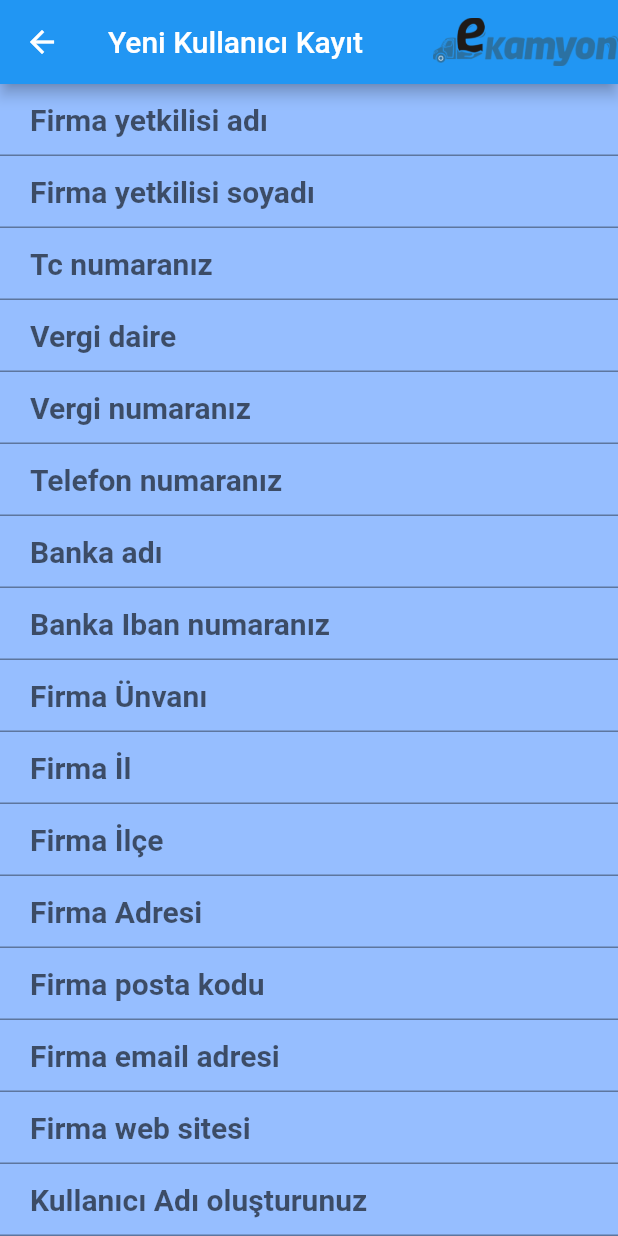
After one commit to cgrbyk/eKamyon, a Flutter app: the KayitFirma screen opened directly, on a phone screen of 412 x 824 dp. The commit adds this screen. Run offline on Flutter 3.47's test engine with Material 2 defaults, Android fonts, the phone set to English and light mode, and no system bars; Roboto replaces fonts that are missing (Montserrat).

Commit message:
yapildi bisiler

```diff
--- /dev/null
+++ b/lib/KayitFirma.dart
@@ -0,0 +1,299 @@
+import 'dart:async';
+import 'package:flutter/material.dart';
+import 'database.dart';
+
+class KayitFirma extends StatefulWidget {
+  @override
+  KayitFirmaEkrani createState() => KayitFirmaEkrani();
+}
+
+class KayitFirmaEkrani extends State<KayitFirma> {
+  TextEditingController firmayetkiliadController = new TextEditingController();
+  TextEditingController firmayetkilisoyadController =
+      new TextEditingController();
+  TextEditingController tcNoController = new TextEditingController();
+  TextEditingController vergiDaireController = new TextEditingController();
+  TextEditingController vergiNumaraController = new TextEditingController();
+  TextEditingController telNoController = new TextEditingController();
+  TextEditingController bankaAdiController = new TextEditingController();
+  TextEditingController bankaIbanNoController = new TextEditingController();
+  TextEditingController firmaUnvaniController = new TextEditingController();
+  TextEditingController firmaIlController = new TextEditingController();
+  TextEditingController firmaIlceController = new TextEditingController();
+  TextEditingController firmaAdresiController = new TextEditingController();
+  TextEditingController postaKoduController = new TextEditingController();
+  TextEditingController ePostaAdresController = new TextEditingController();
+  TextEditingController firmaWebSitesiController = new TextEditingController();
+  TextEditingController kullaniciAdiController = new TextEditingController();
+  TextEditingController sifre1Controller = new TextEditingController();
+  TextEditingController sifre2Controller = new TextEditingController();
+
+  FocusNode firmayetkiliadFocusNode = new FocusNode();
+  FocusNode firmayetkilisoyadFocusNode = new FocusNode();
+  FocusNode tcNoFocusNode = new FocusNode();
+  FocusNode vergiDaireFocusNode = new FocusNode();
+  FocusNode vergiNumaraFocusNode = new FocusNode();
+  FocusNode telNoFocusNode = new FocusNode();
+  FocusNode bankaAdiFocusNode = new FocusNode();
+  FocusNode bankaIbanNoFocusNode = new FocusNode();
+  FocusNode firmaUnvaniFocusNode = new FocusNode();
+  FocusNode firmaIlFocusNode = new FocusNode();
+  FocusNode firmaIlceFocusNode = new FocusNode();
+  FocusNode firmaAdresiFocusNode = new FocusNode();
+  FocusNode postaKoduFocusNode = new FocusNode();
+  FocusNode ePostaAdresFocusNode = new FocusNode();
+  FocusNode firmaWebSitesiFocusNode = new FocusNode();
+  FocusNode kullaniciAdiFocusNode = new FocusNode();
+  FocusNode sifre1FocusNode = new FocusNode();
+  FocusNode sifre2FocusNode = new FocusNode();
+
+  bool ischecked = false;
+  Database _database = new Database();
+
+  void _showDialog(String title, String message) {
+    showDialog(
+      context: context,
+      builder: (BuildContext context) {
+        // return object of type Dialog
+        return AlertDialog(
+          title: new Text(title),
+          content: new Text(message),
+          actions: <Widget>[
+            new FlatButton(
+              child: new Text("Kapat"),
+              onPressed: () {
+                Navigator.of(context).pop();
+              },
+            ),
+          ],
+        );
+      },
+    );
+  }
+
+  Widget customTextBox(
+      TextInputType type,
+      String placeholder,
+      TextEditingController controller,
+      TextInputAction action,
+      FocusNode ownFocus,
+      FocusNode tofocus,
+      bool password
+      ) {
+    return TextField(
+      focusNode: ownFocus,
+      obscureText: password,
+      keyboardType: type,
+      autofocus: false,
+      decoration: InputDecoration(
+        hintText: placeholder,
+        contentPadding: EdgeInsets.fromLTRB(20.0, 10.0, 20.0, 10.0),
+      ),
+      controller: controller,
+      textInputAction: action,
+      onSubmitted: (String s) {
+        FocusScope.of(context).requestFocus(tofocus);
+      },
+      style: TextStyle(
+          fontWeight: FontWeight.bold, fontFamily: 'Montserrat', fontSize: 20),
+    );
+  }
+
+  @override
+  Widget build(BuildContext context) {
+    return Scaffold(
+      appBar: AppBar(
+        title: Text('Yeni Kullanıcı Kayıt'),
+        actions: <Widget>[
+          SizedBox(
+              width: MediaQuery.of(context).size.width * 0.30,
+              child: Image.asset('images/logoson.png'))
+        ],
+      ),
+      body: Container(
+        decoration: BoxDecoration(color: Color(0xFF96beff)),
+        child: ListView(
+          children: <Widget>[
+            customTextBox(
+                TextInputType.text,
+                "Firma yetkilisi adı",
+                firmayetkiliadController,
+                TextInputAction.next,
+                null,
+                firmayetkilisoyadFocusNode,false),
+            customTextBox(
+                TextInputType.text,
+                "Firma yetkilisi soyadı",
+                firmayetkilisoyadController,
+                TextInputAction.next,
+                firmayetkilisoyadFocusNode,
+                tcNoFocusNode,false),
+            customTextBox(TextInputType.text, "Tc numaranız", tcNoController,
+                TextInputAction.next, tcNoFocusNode, vergiDaireFocusNode,false),
+            customTextBox(
+                TextInputType.text,
+                "Vergi daire",
+                vergiDaireController,
+                TextInputAction.next,
+                vergiDaireFocusNode,
+                vergiNumaraFocusNode,false),
+            customTextBox(
+                TextInputType.number,
+                "Vergi numaranız",
+                vergiNumaraController,
+                TextInputAction.next,
+                vergiNumaraFocusNode,
+                telNoFocusNode,false),
+            customTextBox(
+                TextInputType.number,
+                "Telefon numaranız",
+                telNoController,
+                TextInputAction.next,
+                telNoFocusNode,
+                bankaAdiFocusNode,false),
+            customTextBox(TextInputType.text, "Banka adı", bankaAdiController,
+                TextInputAction.next, bankaAdiFocusNode, bankaIbanNoFocusNode,false),
+            customTextBox(
+                TextInputType.text,
+                "Banka Iban numaranız",
+                bankaIbanNoController,
+                TextInputAction.next,
+                bankaIbanNoFocusNode,
+                firmaUnvaniFocusNode,false),
+            customTextBox(
+                TextInputType.text,
+                "Firma Ünvanı",
+                firmaUnvaniController,
+                TextInputAction.next,
+                firmaUnvaniFocusNode,
+                firmaIlFocusNode,false),
+            customTextBox(TextInputType.text, "Firma İl", firmaIlController,
+                TextInputAction.next, firmaIlFocusNode, firmaIlceFocusNode,false),
+            customTextBox(TextInputType.text, "Firma İlçe", firmaIlceController,
+                TextInputAction.next, firmaIlceFocusNode, firmaAdresiFocusNode,false),
+            customTextBox(
+                TextInputType.text,
+                "Firma Adresi",
+                firmaAdresiController,
+                TextInputAction.next,
+                firmaAdresiFocusNode,
+                postaKoduFocusNode,false),
+            customTextBox(
+                TextInputType.number,
+                "Firma posta kodu",
+                postaKoduController,
+                TextInputAction.next,
+                postaKoduFocusNode,
+                ePostaAdresFocusNode,false),
+            customTextBox(
+                TextInputType.emailAddress,
+                "Firma email adresi",
+                ePostaAdresController,
+                TextInputAction.next,
+                ePostaAdresFocusNode,
+                firmaWebSitesiFocusNode,false),
+            customTextBox(
+                TextInputType.text,
+                "Firma web sitesi",
+                firmaWebSitesiController,
+                TextInputAction.next,
+                firmaWebSitesiFocusNode,
+                kullaniciAdiFocusNode,false),
+            customTextBox(
+                TextInputType.text,
+                "Kullanıcı Adı oluşturunuz",
+                kullaniciAdiController,
+                TextInputAction.next,
+                kullaniciAdiFocusNode,
+                sifre1FocusNode,false),
+            customTextBox(
+                TextInputType.text,
+                "Bir şifre oluşturunuz",
+                sifre1Controller,
+                TextInputAction.next,
+                sifre1FocusNode,
+                sifre2FocusNode,true),
+            customTextBox(
+                TextInputType.text,
+                "Tekrar şifrenizi giriniz",
+                sifre2Controller,
+                TextInputAction.next,
+                sifre2FocusNode,
+                new FocusNode(),true),
+            Center(
+              child: FlatButton(
+                child: Text("Kullanıcı sözleşmesini buradan okuyabilirsiniz",
+                    style: TextStyle(
+                        color: Colors.red, fontWeight: FontWeight.bold)),
+                onPressed: () {
+                  //tarayıcıdan sözleşme açılacak
+                },
+              ),
+            ),
+            CheckboxListTile(
+              value: ischecked,
+              onChanged: (bool changestate) {
+                setState(() {
+                  ischecked = changestate;
+                });
+              },
+              title: Text(
+                "Gizlilik sözleşmesini okudum ve kabul ediyorum",
+                style: TextStyle(fontSize: 14),
+              ),
+              subtitle: Text(
+                "Üye olabilmek için gizlilik sözleşmesini kabul etmelisiniz",
+                style: TextStyle(fontSize: 10),
+              ),
+            ),
+            SizedBox(
+              width: MediaQuery.of(context).size.width * 0.6,
+              height: MediaQuery.of(context).size.height * 0.08,
+              child: RaisedButton(
+                  child: new Text(
+                    "Kayıt",
+                    textScaleFactor: 2,
+                  ),
+                  onPressed: () {
+                    //Kullanıcı Kayıt kodu
+                    if (tcNoController.text.isEmpty ||
+                        vergiDaireController.text.isEmpty ||
+                        vergiNumaraController.text.isEmpty ||
+                        telNoController.text.isEmpty ||
+                        bankaAdiController.text.isEmpty ||
+                        bankaIbanNoController.text.isEmpty ||
+                        firmaUnvaniController.text.isEmpty ||
+                        firmaIlController.text.isEmpty ||
+                        firmaIlceController.text.isEmpty ||
+                        firmaAdresiController.text.isEmpty ||
+                        postaKoduController.text.isEmpty ||
+                        ePostaAdresController.text.isEmpty ||
+                        firmaWebSitesiController.text.isEmpty ||
+                        kullaniciAdiController.text.isEmpty ||
+                        sifre1Controller.text.isEmpty ||
+                        sifre2Controller.text.isEmpty)
+                      _showDialog("Boş alan var",
+                          "Kullanıcı kaydı yapabilmek için bütün alanları doldurmanız gerekmektedir.");
+                    else {
+                      if (sifre1Controller.text != sifre2Controller.text) {
+                        _showDialog("Şifreler aynı olmalıdır",
+                            "Girmiş olduğunuz şifreler birbiri ile aynı değil lütfen kontrol edin");
+                      } else {
+                        if (!ischecked)
+                          _showDialog("Gizlilik sözleşmesi",
+                              "kayıt olmak için gizlilik sözleşmesini kabul etmek zorundasınız");
+                        else {
+                          //kayıt işlemi
+                        }
+                      }
+                    }
+                  },
+                  shape: new RoundedRectangleBorder(
+                      borderRadius: new BorderRadius.circular(30.0))),
+            ),
+          ],
+        ),
+      ),
+    );
+  }
+}
--- /dev/null
+++ b/lib/aktifKullaniciBilgileri.dart
@@ -0,0 +1,105 @@
+import 'metadata.dart';
+
+class AktifKullaniciBilgileri {
+  static String _firmaKodu;
+  static String _firmaAdi;
+  static String _firmaEposta;
+  static String _firmaSifresi;
+  static String _firmaTitresim;
+  static String _firmaSesli;
+  static String _firmaWebSitesi;
+  static String _firmaUnvani;
+  static String _firmaIl;
+  static String _firmaIlce;
+  static String _firmaAdres;
+  static String _firmaVergiDairesi;
+  static String _firmaVergiNo;
+  static String _firmaAracSayisi;
+  static String _firmaPersonelSayisi;
+  static String _firmaBelgeler;
+  static String _firmaKacYildirFaaliyette;
+  static String _firmaSabitTel;
+  static String _firmaCepTel;
+  static String _firmaBankaBir;
+  static String _firmaIbanBir;
+  static String _firmaBankaIki;
+  static String _firmaIbanIki;
+  static String _firmaBankaUc;
+  static String _firmaIbanUc;
+
+  static String _musteriKodu;
+  static String _musteriKullaniciAdi;
+  static String _musteriAdi;
+  static String _musteriSoyadi;
+  static String _musteriTcNo;
+  static String _musteriTelNo;
+  static String _musteriAdresi;
+  static String _musteriEposta;
+  static String _musteriSifresi;
+  static String _musteriTitresim;
+  static String _musteriSesli;
+
+  static String _adminKodu;
+  static String _adminAdi;
+  static String _adminAdresi;
+  static String _adminSifresi;
+  static String _adminTitresim;
+  static String _adminSesli;
+  static String _adminEposta;
+
+  static String aktifKullaniciVerisiDoldur(List<Metadata> gelenveri) {
+    String tur;
+    for (Metadata md in gelenveri)
+      if (md.metakey == "wp_capabilities") {
+        if (md.metavalue.lastIndexOf("firma") != -1) {
+          tur = "firma";
+          break;
+        } else if (md.metavalue.lastIndexOf("musteri") != -1) {
+          tur = "musteri";
+          break;
+        } else {
+          tur = "admin";
+          break;
+        }
+      }
+    if (tur == "musteri") {
+      _musteriKullaniciAdi = getMetaValue("nickname", gelenveri);
+      _musteriAdi = getMetaValue("first_name", gelenveri);
+      _musteriAdresi = getMetaValue("musteri-adres", gelenveri);
+      _musteriSoyadi = getMetaValue("last_name", gelenveri);
+      _musteriTcNo = getMetaValue("musteri-tc-kimlik-no", gelenveri);
+      _musteriTelNo = getMetaValue("musteri-iletisim-tel", gelenveri);
+    } else if (tur == "firma") {
+      _firmaAdi = getMetaValue("firma_unvan", gelenveri);
+      _firmaAdres = getMetaValue("firma_adres", gelenveri);
+      _firmaUnvani = getMetaValue("firma_unvan", gelenveri);
+      _firmaIl = getMetaValue("firma_il", gelenveri);
+      _firmaIlce = getMetaValue("firma_ilce", gelenveri);
+      _firmaVergiDairesi = getMetaValue("firma_vergi_dairesi", gelenveri);
+      _firmaVergiNo = getMetaValue("firma_vergi_no", gelenveri);
+      _firmaAracSayisi = getMetaValue("firma_arac_sayisi", gelenveri);
+      _firmaPersonelSayisi = getMetaValue("firma_personel_sayisi", gelenveri);
+      _firmaKacYildirFaaliyette =
+          getMetaValue("firma_kac_yildir_faliyette", gelenveri);
+      _firmaSabitTel = getMetaValue("firma_sabit_tel", gelenveri);
+      _firmaCepTel = getMetaValue("firma_cep_telefonu", gelenveri);
+      _firmaBankaBir = getMetaValue("firma_banka_adi_bir", gelenveri);
+      _firmaBankaIki = getMetaValue("firma_banka_adi_iki", gelenveri);
+      _firmaBankaUc = getMetaValue("firma_banka_adi_uc", gelenveri);
+      _firmaWebSitesi = getMetaValue("firma_web_sitesi", gelenveri);
+      _firmaIbanBir = getMetaValue("firma_banka_iban_bir", gelenveri);
+      _firmaIbanIki = getMetaValue("firma_banka_iban_iki", gelenveri);
+      _firmaIbanUc = getMetaValue("firma_banka_iban_uc", gelenveri);
+    } else {
+      _adminAdi = getMetaValue("first_name", gelenveri);
+      _adminKodu = getMetaValue("ID", gelenveri);
+    }
+    return tur;
+  }
+
+  static getMetaValue(String metaKey, List<Metadata> gelenveri) {
+    Metadata tempdata =
+        gelenveri.singleWhere((mdata) => mdata.metakey == metaKey);
+    return tempdata.metavalue;
+  }
+}
--- /dev/null
+++ b/lib/metadata.dart
@@ -0,0 +1,23 @@
+class Metadata {
+  final int id;
+  final String metakey;
+  final String metavalue;
+
+  Metadata({this.id, this.metakey, this.metavalue});
+
+  factory Metadata.fromJson(Map<String, dynamic> json) {
+    return Metadata(
+      id: int.parse(json['ID']),
+      metakey: json['meta_key'],
+      metavalue: json['meta_value'],
+    );
+  }
+
+  static List<Metadata> fromArray(var jsonArray) {
+    List<Metadata> gelenmesajlar = List<Metadata>();
+    for (Map<String, dynamic> json in jsonArray) {
+      gelenmesajlar.add(Metadata.fromJson(json));
+    }
+    return gelenmesajlar;
+  }
+}
```
Also changed, not shown: lib/KayitKullanici.dart (+160 -43 lines), lib/database.dart (+13 -4 lines), lib/firmaMenu.dart (added, +17 -0 lines), lib/main.dart (+55 -17 lines).
